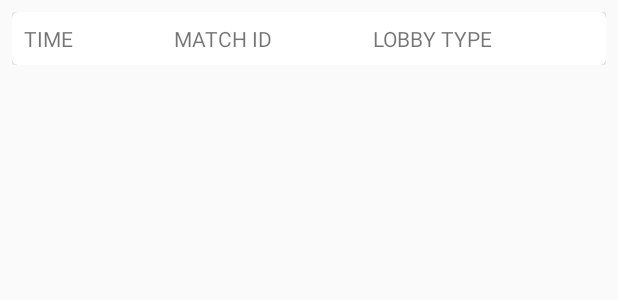
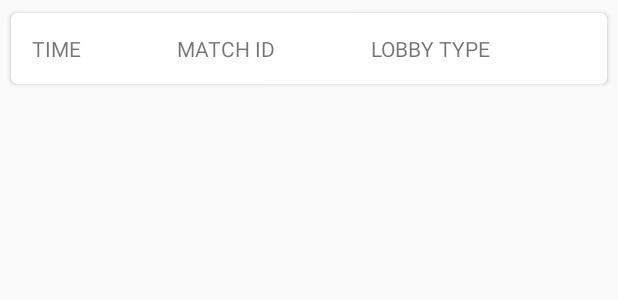
Before and after one commit to ifSomeday/WardsPls, an Android app: the layout match_detail_card.xml on its own in the app's theme, with its tools: preview values and no code run, on a phone screen of 412 x 824 dp. Shown: the top 300 px of the screen. Run offline under Robolectric (Android 15) with nearby library versions, the phone set to English and light mode, and no system bars.

Commit message:
Update the card visuals slightly

```diff
--- a/app/src/main/res/layout/match_detail_card.xml
+++ b/app/src/main/res/layout/match_detail_card.xml
@@ -7,20 +7,21 @@
     xmlns:card_view="http://schemas.android.com/apk/res-auto"
     android:layout_width="match_parent"
     android:layout_height="wrap_content"
-    android:padding="8dp">
+    android:padding="4dp">
 
     <android.support.v7.widget.CardView
         xmlns:card_view="http://schemas.android.com/apk/res-auto"
         android:id="@+id/card_view"
         card_view:cardCornerRadius="4dp"
         android:layout_width="match_parent"
-        android:layout_height="wrap_content">
+        android:layout_height="wrap_content"
+        card_view:cardUseCompatPadding="true">
 
         <LinearLayout
             android:layout_width="match_parent"
             android:layout_height="wrap_content"
             android:orientation="horizontal"
-            android:padding="8dp">
+            android:padding="14dp">
             <TextView
                 android:id="@+id/match_detail_time"
                 android:layout_width="wrap_content"
```
